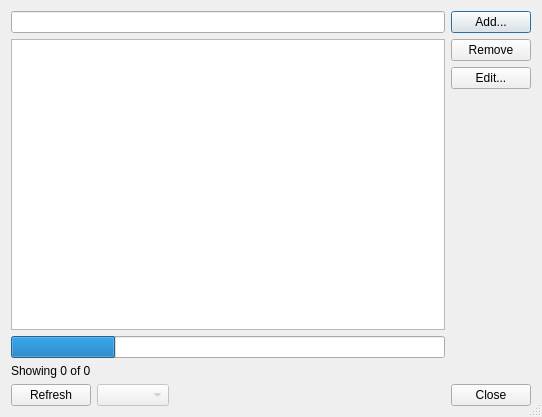
3drepo/3drepogui, file forms/repodialogusermanager.ui: the form before one commit.
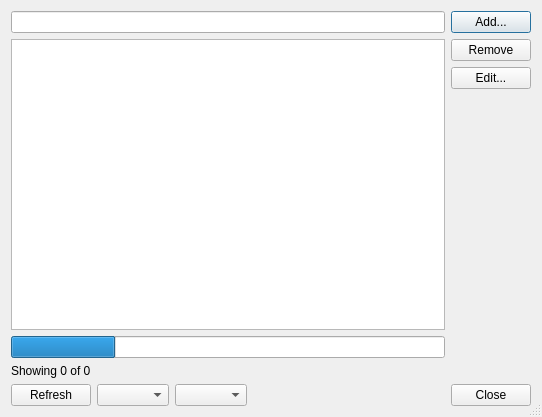
The form after the commit. Custom widgets are drawn as their Qt base class.

The edit to the form file:
```diff
--- a/forms/repodialogusermanager.ui
+++ b/forms/repodialogusermanager.ui
@@ -220,10 +220,13 @@
       <item>
        <widget class="QComboBox" name="comboBox">
         <property name="enabled">
-         <bool>false</bool>
+         <bool>true</bool>
         </property>
        </widget>
       </item>
+      <item>
+       <widget class="QComboBox" name="databaseComboBox"/>
+      </item>
       <item>
        <widget class="QDialogButtonBox" name="buttonBox">
         <property name="sizePolicy">
```
Left out of the diff: 12 changed lines with no effect on the pictures.
